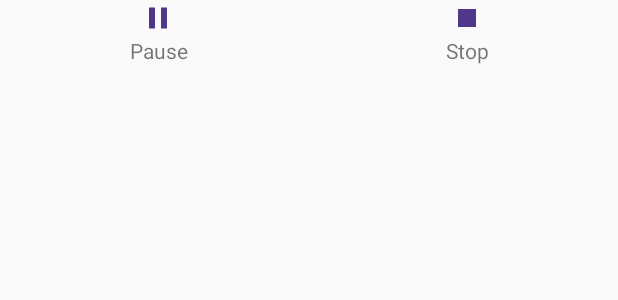
After one commit to gargVader/ScreenSnap, an Android app built with Jetpack Compose: the layout notification.xml on its own in the app's theme, with its tools: preview values and no code run, on a phone screen of 412 x 824 dp. The commit adds this screen. Shown: the top 300 px of the screen. Run offline under Robolectric (Android 15) with nearby library versions, the light colour scheme and no system bars.

Commit message:
Custom notification layout added

```diff
--- a/app/src/main/AndroidManifest.xml
+++ b/app/src/main/AndroidManifest.xml
@@ -8,7 +8,6 @@
     <uses-permission android:name="android.permission.FOREGROUND_SERVICE_MICROPHONE" />
     <uses-permission android:name="android.permission.POST_NOTIFICATIONS" />
 
-    <uses-permission android:name="android.permission.POST_NOTIFICATIONS" />
     <uses-permission
         android:name="android.permission.WRITE_EXTERNAL_STORAGE"
         android:maxSdkVersion="28"
--- a/app/src/main/java/com/screensnap/app/App.kt
+++ b/app/src/main/java/com/screensnap/app/App.kt
@@ -22,7 +22,7 @@ class App : Application() {
             NotificationChannel(
                 ScreenRecorderService.SCREEN_RECORDER_NOTIFICATION_CHANNEL_ID,
                 ScreenRecorderService.SCREEN_RECORDER_NOTIFICATION_CHANNEL_NAME,
-                NotificationManager.IMPORTANCE_HIGH,
+                NotificationManager.IMPORTANCE_LOW,
             )
         notificationChannel.description =
             ScreenRecorderService.SCREEN_RECORDER_NOTIFICATION_CHANNEL_DESCRIPTION
--- a/app/src/main/java/com/screensnap/app/MainActivity.kt
+++ b/app/src/main/java/com/screensnap/app/MainActivity.kt
@@ -1,5 +1,6 @@
 package com.screensnap.app
 
+import android.content.Intent
 import android.os.Bundle
 import androidx.activity.ComponentActivity
 import androidx.activity.compose.setContent
@@ -8,6 +9,7 @@ import androidx.compose.material3.Surface
 import androidx.compose.ui.Modifier
 import androidx.navigation.compose.NavHost
 import androidx.navigation.compose.rememberNavController
+import com.screensnap.core.screen_recorder.receiver.NotificationReceiver
 import com.screensnap.core.ui.theme.ScreenSnapTheme
 import com.screensnap.domain.navigation.HomeScreenDestinations
 import com.screensnap.feature.home.nav.homeScreenNavGraph
@@ -29,7 +31,8 @@ class MainActivity : ComponentActivity() {
                         navController = navController,
                         startDestination = HomeScreenDestinations.ROUTE,
                     ) {
-                        homeScreenNavGraph(navController)
+                        val x = MainActivity::class.java
+                        homeScreenNavGraph(navController = navController)
                         settingsScreenNavGraph(navController)
                     }
                 }
--- a/core_screen_recorder/build.gradle.kts
+++ b/core_screen_recorder/build.gradle.kts
@@ -9,6 +9,7 @@ android {
 dependencies {
     // Project
     implementation(project(":core_datastore"))
+    implementation("androidx.media3:media3-session:1.3.1")
 }
 
 // Allow references to generated code
--- a/core_screen_recorder/src/main/java/com/screensnap/core/screen_recorder/services/ScreenRecorderServiceConfig.kt
+++ b/core_screen_recorder/src/main/java/com/screensnap/core/screen_recorder/services/ScreenRecorderServiceConfig.kt
@@ -2,6 +2,7 @@ package com.screensnap.core.screen_recorder.services
 
 import android.content.Context
 import android.content.Intent
+import com.screensnap.core.screen_recorder.receiver.NotificationReceiver
 
 /**
  * Used to initialize [ScreenRecorderService] with values
@@ -25,6 +26,7 @@ data class ScreenRecorderServiceConfig(
 
         fun createFromScreenRecorderServiceIntent(intent: Intent): ScreenRecorderServiceConfig =
             intent.extras!!.let { extras ->
+                val x = NotificationReceiver::class.java
                 ScreenRecorderServiceConfig(
                     mediaProjectionResultCode = extras.getInt(KEY_MP_RESULT_CODE),
                     mediaProjectionData = extras.getParcelable(KEY_MP_DATA)!!,
--- a/core_screen_recorder/src/main/java/com/screensnap/core/screen_recorder/services/pendingintent/ScreenRecorderServicePendingIntent.kt
+++ b/core_screen_recorder/src/main/java/com/screensnap/core/screen_recorder/services/pendingintent/ScreenRecorderServicePendingIntent.kt
@@ -4,6 +4,7 @@ import android.app.PendingIntent
 import android.content.Context
 import android.content.Intent
 import com.screensnap.core.screen_recorder.receiver.NotificationReceiver
+import com.screensnap.core.screen_recorder.services.ScreenSnapNotification
 
 fun createScreenRecorderServicePendingIntent(
     context: Context,
@@ -23,5 +24,7 @@ private fun createScreenRecorderServiceIntent(
     context: Context,
     notificationId: Int,
 ): Intent {
-    return Intent(context, NotificationReceiver::class.java)
+    return Intent(ScreenSnapNotification.ACTION_OPEN_APP).apply {
+        setClass(context, NotificationReceiver::class.java)
+    }
 }
--- /dev/null
+++ b/core_screen_recorder/src/main/res/drawable/baseline_pause_24.xml
@@ -0,0 +1,5 @@
+<vector xmlns:android="http://schemas.android.com/apk/res/android" android:height="24dp" android:tint="#000000" android:viewportHeight="24" android:viewportWidth="24" android:width="24dp">
+
+    <path android:fillColor="@android:color/white" android:pathData="M6,19h4L10,5L6,5v14zM14,5v14h4L18,5h-4z"/>
+
+</vector>
--- /dev/null
+++ b/core_screen_recorder/src/main/res/drawable/baseline_play_arrow_24.xml
@@ -0,0 +1,5 @@
+<vector xmlns:android="http://schemas.android.com/apk/res/android" android:height="24dp" android:tint="#000000" android:viewportHeight="24" android:viewportWidth="24" android:width="24dp">
+
+    <path android:fillColor="@android:color/white" android:pathData="M8,5v14l11,-7z"/>
+
+</vector>
--- /dev/null
+++ b/core_screen_recorder/src/main/res/drawable/baseline_send_24.xml
@@ -0,0 +1,5 @@
+<vector xmlns:android="http://schemas.android.com/apk/res/android" android:autoMirrored="true" android:height="24dp" android:tint="#000000" android:viewportHeight="24" android:viewportWidth="24" android:width="24dp">
+
+    <path android:fillColor="@android:color/white" android:pathData="M2.01,21L23,12 2.01,3 2,10l15,2 -15,2z"/>
+
+</vector>
--- /dev/null
+++ b/core_screen_recorder/src/main/res/drawable/baseline_stop_24.xml
@@ -0,0 +1,5 @@
+<vector xmlns:android="http://schemas.android.com/apk/res/android" android:height="24dp" android:tint="#000000" android:viewportHeight="24" android:viewportWidth="24" android:width="24dp">
+
+    <path android:fillColor="@android:color/white" android:pathData="M6,6h12v12H6z"/>
+
+</vector>
--- /dev/null
+++ b/core_screen_recorder/src/main/res/layout/notification.xml
@@ -0,0 +1,38 @@
+<?xml version="1.0" encoding="utf-8"?>
+<LinearLayout xmlns:android="http://schemas.android.com/apk/res/android"
+    android:layout_width="match_parent"
+    android:layout_height="match_parent"
+    android:orientation="horizontal">
+
+    <TextView
+        android:id="@+id/pause_layout"
+        android:layout_width="wrap_content"
+        android:layout_height="wrap_content"
+        android:layout_weight="1"
+        android:drawableTop="@drawable/baseline_pause_24"
+        android:drawableTint="@color/primary"
+        android:gravity="center"
+        android:text="@string/pause" />
+
+    <TextView
+        android:id="@+id/resume_layout"
+        android:layout_width="wrap_content"
+        android:layout_height="wrap_content"
+        android:layout_weight="1"
+        android:drawableTop="@drawable/baseline_play_arrow_24"
+        android:drawableTint="@color/primary"
+        android:gravity="center"
+        android:text="@string/resume"
+        android:visibility="gone" />
+
+
+    <TextView
+        android:id="@+id/stop_layout"
+        android:layout_width="wrap_content"
+        android:layout_height="wrap_content"
+        android:layout_weight="1"
+        android:drawableTop="@drawable/baseline_stop_24"
+        android:drawableTint="@color/primary"
+        android:gravity="center"
+        android:text="@string/stop" />
+</LinearLayout>
--- /dev/null
+++ b/core_screen_recorder/src/main/res/values/colors.xml
@@ -0,0 +1,4 @@
+<?xml version="1.0" encoding="utf-8"?>
+<resources>
+    <color name="primary">#FF50378A</color>
+</resources>
--- /dev/null
+++ b/core_screen_recorder/src/main/res/values/strings.xml
@@ -0,0 +1,6 @@
+<?xml version="1.0" encoding="utf-8"?>
+<resources>
+    <string name="pause">Pause</string>
+    <string name="resume">Resume</string>
+    <string name="stop">Stop</string>
+</resources>
--- a/feature_home/src/main/java/com/screensnap/feature/home/HomeScreen.kt
+++ b/feature_home/src/main/java/com/screensnap/feature/home/HomeScreen.kt
@@ -4,6 +4,7 @@ import android.Manifest
 import android.annotation.SuppressLint
 import android.app.Activity
 import android.content.Context
+import android.content.Intent
 import android.content.pm.PackageManager
 import android.widget.Toast
 import android.widget.Toast.LENGTH_SHORT
```
Also changed, not shown: core_screen_recorder/src/main/java/com/screensnap/core/screen_recorder/receiver/NotificationReceiver.kt (+11 -3 lines), core_screen_recorder/src/main/java/com/screensnap/core/screen_recorder/services/ScreenRecorderService.kt (+16 -3 lines), core_screen_recorder/src/main/java/com/screensnap/core/screen_recorder/services/ScreenSnapNotification.kt (added, +8 -0 lines), feature_home/src/main/java/com/screensnap/feature/home/nav/HomeScreenNavGraph.kt (+6 -1 lines).
